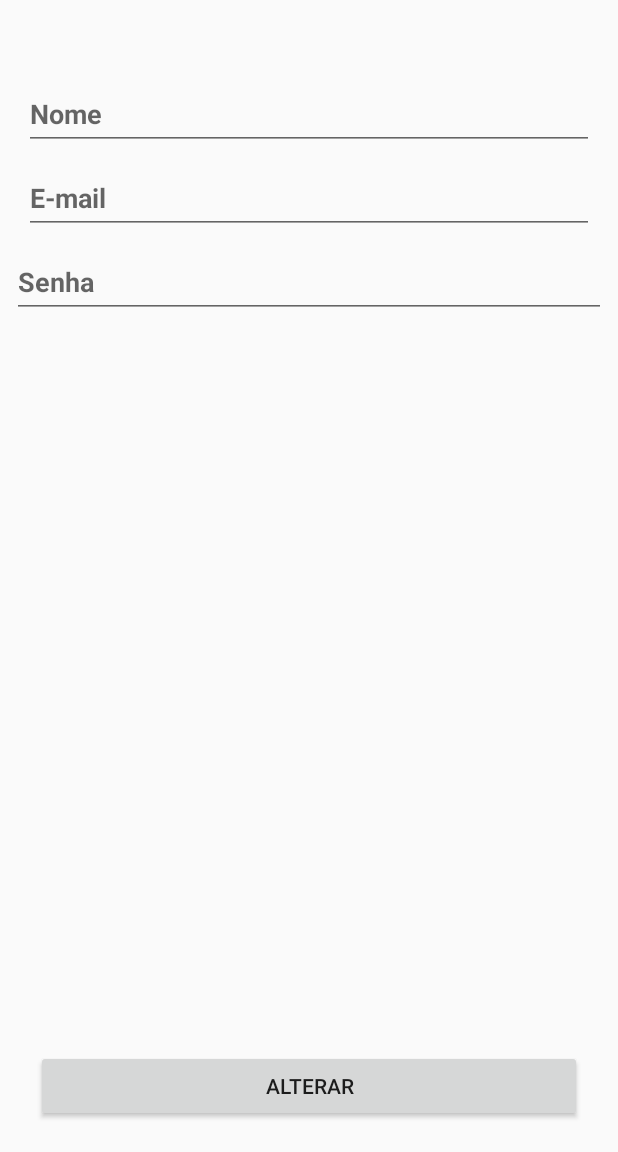
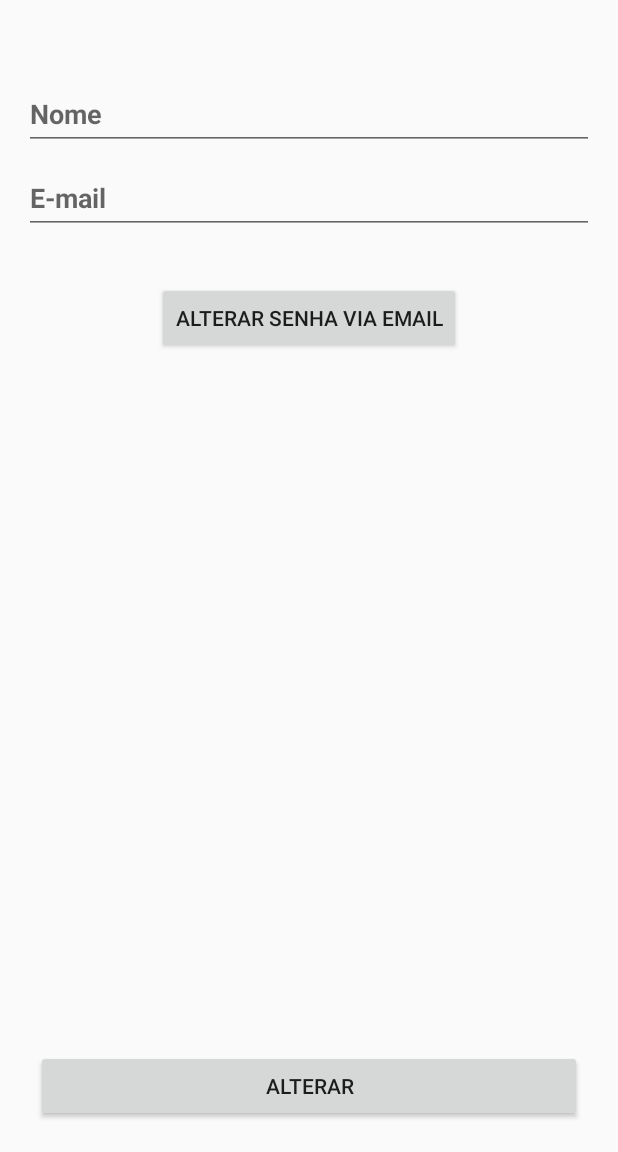
Before and after one commit to BoraRodrigo/IntegraBarber, an Android app: the fragment AlterarFragment placed in its activity, on a phone screen of 412 x 824 dp, the part 84-1236 px from its top. Run offline under Robolectric (Android 15) with nearby library versions, the phone set to English and light mode, and no system bars; our stand-ins replace Firebase (no records; nobody signed in at launch, a user with empty details on screens opened directly).

Commit message:
Alterar senha via email. 15/09/2018

```diff
--- a/app/src/main/java/com/projeto/integrador/Activity/AlterarFragment.java
+++ b/app/src/main/java/com/projeto/integrador/Activity/AlterarFragment.java
@@ -14,6 +14,7 @@ import android.widget.Button;
 
 import com.google.android.gms.tasks.OnCompleteListener;
 import com.google.android.gms.tasks.Task;
+import com.google.firebase.auth.FirebaseAuth;
 import com.google.firebase.auth.FirebaseUser;
 import com.google.firebase.database.DataSnapshot;
 import com.google.firebase.database.DatabaseError;
@@ -42,8 +43,8 @@ public class AlterarFragment extends Fragment {
     private String mParam1;
     private String mParam2;
 
-    private TextInputEditText txtEmail,txtNome, txtSenha;
-    private Button btnAlterar;
+    private TextInputEditText txtEmail,txtNome;
+    private Button btnAlterar, btnEnviarEmail;
     private Cliente cliente;
     private OnFragmentInteractionListener mListener;
 
@@ -86,9 +87,10 @@ public class AlterarFragment extends Fragment {
 
         txtEmail = view.findViewById(R.id.txtEmailCadastro);
         txtNome = view.findViewById(R.id.txtNomeCadastro);
-        txtSenha = view.findViewById(R.id.txtSenhacadastro);
         btnAlterar = view.findViewById(R.id.btnAlterar);
+        btnEnviarEmail = view.findViewById(R.id.btnEnviarEmail);
 
+        final FirebaseAuth autenticacao = ConfiguracaoFirebase.getAutenticacao(); // Para enviar email com redefinição de senha
         final FirebaseUser usuario = UsuarioFirebase.getUsuarioAtual();
         final DatabaseReference usuReference = ConfiguracaoFirebase.getDatabaseReference();
 
@@ -99,7 +101,6 @@ public class AlterarFragment extends Fragment {
                     cliente = postSnapshot.getValue(Cliente.class);
                     txtNome.setText(cliente.getNome());
                     txtEmail.setText(cliente.getEmail());
-                    txtSenha.setText(cliente.getSenha());
                     break;
                 }
             }
@@ -115,18 +116,6 @@ public class AlterarFragment extends Fragment {
             public void onClick(View v) {
                 cliente.setNome(txtNome.getText().toString());
                 cliente.setEmail(txtEmail.getText().toString());
-                cliente.setSenha(txtSenha.getText().toString());
-                if(!txtSenha.getText().toString().isEmpty()){
-                    cliente.setSenha(txtSenha.getText().toString());
-                    usuario.updatePassword(cliente.getSenha()).addOnCompleteListener(new OnCompleteListener<Void>() {
-                        @Override
-                        public void onComplete(@NonNull Task<Void> task) {
-                            if(task.isSuccessful()){
-                                Log.e("Senha", "Galvão, diga Tino, vai mudar");
-                            }
-                        }
-                    });
-                }
                 usuario.updateEmail(cliente.getEmail()).addOnCompleteListener(new OnCompleteListener<Void>() {
                     @Override
                     public void onComplete(@NonNull Task<Void> task) {
@@ -136,6 +125,13 @@ public class AlterarFragment extends Fragment {
                     }
                 });
                 usuReference.child("clientes").child(cliente.getId()).setValue(cliente);
+            }
+        });
+
+        btnEnviarEmail.setOnClickListener(new View.OnClickListener() {
+            @Override
+            public void onClick(View v) {
+                autenticacao.sendPasswordResetEmail(cliente.getEmail());
             }
         });
 
--- a/app/src/main/res/layout/fragment_alterar.xml
+++ b/app/src/main/res/layout/fragment_alterar.xml
@@ -19,7 +19,7 @@
         android:hint="Nome"
         app:layout_constraintBottom_toTopOf="@+id/textInputLayout2"
         app:layout_constraintEnd_toEndOf="parent"
-        app:layout_constraintHorizontal_bias="0.5"
+        app:layout_constraintHorizontal_bias="0.15"
         app:layout_constraintStart_toStartOf="parent"
         app:layout_constraintTop_toTopOf="parent"
         app:layout_constraintVertical_chainStyle="spread">
@@ -40,7 +40,6 @@
         android:layout_marginRight="16dp"
         android:layout_marginStart="16dp"
         android:hint="E-mail"
-        app:layout_constraintBottom_toTopOf="@+id/textInputLayout5"
         app:layout_constraintEnd_toEndOf="parent"
         app:layout_constraintHorizontal_bias="0.5"
         app:layout_constraintStart_toStartOf="parent"
@@ -54,26 +53,19 @@
             android:textStyle="bold" />
     </android.support.design.widget.TextInputLayout>
 
-    <android.support.design.widget.TextInputLayout
-        android:id="@+id/textInputLayout5"
-        android:layout_width="0dp"
+    <Button
+        android:id="@+id/btnEnviarEmail"
+        android:layout_width="wrap_content"
         android:layout_height="wrap_content"
-        android:layout_marginEnd="8dp"
-        android:layout_marginLeft="16dp"
-        android:layout_marginRight="16dp"
-        android:layout_marginStart="8dp"
-        android:hint="Senha"
+        android:layout_marginEnd="24dp"
+        android:layout_marginLeft="24dp"
+        android:layout_marginRight="24dp"
+        android:layout_marginStart="24dp"
+        android:layout_marginTop="32dp"
+        android:text="Alterar senha via email"
         app:layout_constraintEnd_toEndOf="parent"
         app:layout_constraintStart_toStartOf="parent"
-        app:layout_constraintTop_toBottomOf="@+id/textInputLayout2">
-
-        <android.support.design.widget.TextInputEditText
-            android:id="@+id/txtSenhacadastro"
-            android:layout_width="match_parent"
-            android:layout_height="wrap_content"
-            android:inputType="textPassword"
-            android:textStyle="bold" />
-    </android.support.design.widget.TextInputLayout>
+        app:layout_constraintTop_toBottomOf="@+id/textInputLayout2" />
 
     <Button
         android:id="@+id/btnAlterar"
```
